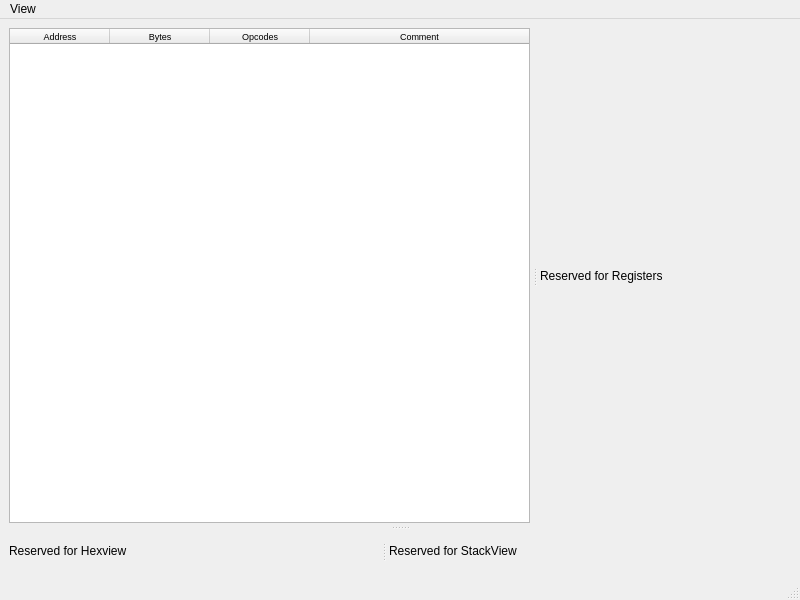
Old version of the form GUI/memoryviewerwindow.ui in the repository korcankaraokcu/PINCE.
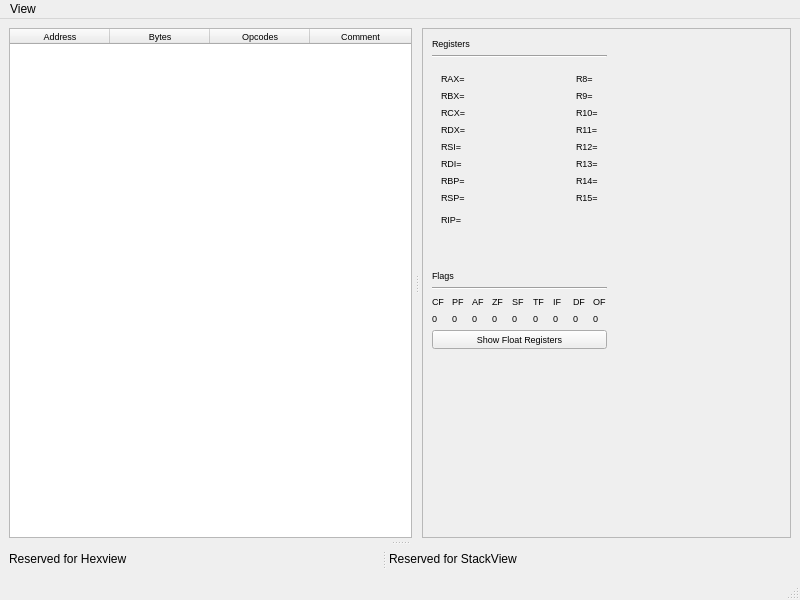
New version of the form. Custom widgets are drawn as their Qt base class.

```diff
--- a/GUI/memoryviewerwindow.ui
+++ b/GUI/memoryviewerwindow.ui
@@ -62,6 +62,9 @@
              <attribute name="horizontalHeaderStretchLastSection">
               <bool>true</bool>
              </attribute>
+             <attribute name="verticalHeaderVisible">
+              <bool>false</bool>
+             </attribute>
              <attribute name="verticalHeaderDefaultSectionSize">
               <number>15</number>
              </attribute>
@@ -95,10 +98,792 @@
          <widget class="QWidget" name="widget_Registers" native="true">
           <layout class="QGridLayout" name="gridLayout_4">
            <item row="0" column="0">
-            <widget class="QLabel" name="label_3">
-             <property name="text">
-              <string>Reserved for Registers</string>
+            <widget class="QScrollArea" name="scrollArea_Registers">
+             <property name="widgetResizable">
+              <bool>true</bool>
              </property>
+             <widget class="QWidget" name="scrollAreaWidgetContents_Registers">
+              <property name="geometry">
+               <rect>
+                <x>0</x>
+                <y>0</y>
+                <width>361</width>
+                <height>465</height>
+               </rect>
+              </property>
+              <layout class="QGridLayout" name="gridLayout_8">
+               <item row="0" column="0">
+                <layout class="QHBoxLayout" name="horizontalLayout_2">
+                 <item>
+                  <layout class="QVBoxLayout" name="verticalLayout_4">
+                   <item>
+                    <widget class="QLabel" name="label_3">
+                     <property name="font">
+                      <font>
+                       <pointsize>7</pointsize>
+                      </font>
+                     </property>
+                     <property name="text">
+                      <string>Registers</string>
+                     </property>
+                    </widget>
+                   </item>
+                   <item>
+                    <widget class="Line" name="line">
+                     <property name="orientation">
+                      <enum>Qt::Horizontal</enum>
+                     </property>
+                    </widget>
+                   </item>
+                   <item>
+                    <widget class="QStackedWidget" name="stackedWidget">
+                     <property name="maximumSize">
+                      <size>
+                       <width>16777215</width>
+                       <height>200</height>
+                      </size>
+                     </property>
+                     <property name="currentIndex">
+                      <number>0</number>
+                     </property>
+                     <widget class="QWidget" name="registers_64">
+                      <layout class="QGridLayout" name="gridLayout_7">
+                       <item row="0" column="0">
+                        <layout class="QVBoxLayout" name="verticalLayout_17">
+                         <item>
+                          <layout class="QHBoxLayout" name="horizontalLayout">
+                           <item>
+                            <layout class="QVBoxLayout" name="verticalLayout_16">
+                             <item>
+                              <widget class="QRegisterLabel" name="RAX">
+                               <property name="font">
+                                <font>
+                                 <pointsize>7</pointsize>
+                                </font>
+                               </property>
+                               <property name="text">
+                                <string>RAX=</string>
+                               </property>
+                              </widget>
+                             </item>
+                             <item>
+                              <widget class="QRegisterLabel" name="RBX">
+                               <property name="font">
+                                <font>
+                                 <pointsize>7</pointsize>
+                                </font>
+                               </property>
+                               <property name="text">
+                                <string>RBX=</string>
+                               </property>
+                              </widget>
+                             </item>
+                             <item>
+                              <widget class="QRegisterLabel" name="RCX">
+                               <property name="font">
+                                <font>
+                                 <pointsize>7</pointsize>
+                                </font>
+                               </property>
+                               <property name="text">
+                                <string>RCX=</string>
+                               </property>
+                              </widget>
+                             </item>
+                             <item>
+                              <widget class="QRegisterLabel" name="RDX">
+                               <property name="font">
+                                <font>
+                                 <pointsize>7</pointsize>
+                                </font>
+                               </property>
+                               <property name="text">
+                                <string>RDX=</string>
+                               </property>
+                              </widget>
+                             </item>
+                             <item>
+                              <widget class="QRegisterLabel" name="RSI">
+                               <property name="font">
+                                <font>
+                                 <pointsize>7</pointsize>
+                                </font>
+                               </property>
+                               <property name="text">
+                                <string>RSI=</string>
+                               </property>
+                              </widget>
+                             </item>
+                             <item>
+                              <widget class="QRegisterLabel" name="RDI">
+                               <property name="font">
+                                <font>
+                                 <pointsize>7</pointsize>
+                                </font>
+                               </property>
+                               <property name="text">
+                                <string>RDI=</string>
+                               </property>
+                              </widget>
+                             </item>
+                             <item>
+                              <widget class="QRegisterLabel" name="RBP">
+                               <property name="font">
+                                <font>
+                                 <pointsize>7</pointsize>
+                                </font>
+                               </property>
+                               <property name="text">
+                                <string>RBP=</string>
+                               </property>
+                              </widget>
+                             </item>
+                             <item>
+                              <widget class="QRegisterLabel" name="RSP">
+                               <property name="font">
+                                <font>
+                                 <pointsize>7</pointsize>
+                                </font>
+                               </property>
+                               <property name="text">
+                                <string>RSP=</string>
+                               </property>
+                              </widget>
+                             </item>
+                            </layout>
+                           </item>
+                           <item>
+                            <spacer name="horizontalSpacer_2">
+                             <property name="orientation">
+                              <enum>Qt::Horizontal</enum>
+                             </property>
+                             <property name="sizeHint" stdset="0">
+                              <size>
+                               <width>40</width>
+                               <height>20</height>
+                              </size>
+                             </property>
+                            </spacer>
+                           </item>
+                           <item>
+                            <layout class="QVBoxLayout" name="verticalLayout_3">
+                             <item>
+                              <widget class="QRegisterLabel" name="R8">
+                               <property name="font">
+                                <font>
+                                 <pointsize>7</pointsize>
+                                </font>
+                               </property>
+                               <property name="text">
+                                <string>R8=</string>
+                               </property>
+                              </widget>
+                             </item>
+                             <item>
+                              <widget class="QRegisterLabel" name="R9">
+                               <property name="font">
+                                <font>
+                                 <pointsize>7</pointsize>
+                                </font>
+                               </property>
+                               <property name="text">
+                                <string>R9=</string>
+                               </property>
+                              </widget>
+                             </item>
+                             <item>
+                              <widget class="QRegisterLabel" name="R10">
+                               <property name="font">
+                                <font>
+                                 <pointsize>7</pointsize>
+                                </font>
+                               </property>
+                               <property name="text">
+                                <string>R10=</string>
+                               </property>
+                              </widget>
+                             </item>
+                             <item>
+                              <widget class="QRegisterLabel" name="R11">
+                               <property name="font">
+                                <font>
+                                 <pointsize>7</pointsize>
+                                </font>
+                               </property>
+                               <property name="text">
+                                <string>R11=</string>
+                               </property>
+                              </widget>
+                             </item>
+                             <item>
+                              <widget class="QRegisterLabel" name="R12">
+                               <property name="font">
+                                <font>
+                                 <pointsize>7</pointsize>
+                                </font>
+                               </property>
+                               <property name="text">
+                                <string>R12=</string>
+                               </property>
+                              </widget>
+                             </item>
+                             <item>
+                              <widget class="QRegisterLabel" name="R13">
+                               <property name="font">
+                                <font>
+                                 <pointsize>7</pointsize>
+                                </font>
+                               </property>
+                               <property name="text">
+                                <string>R13=</string>
+                               </property>
+                              </widget>
+                             </item>
+                             <item>
+                              <widget class="QRegisterLabel" name="R14">
+                               <property name="font">
+                                <font>
+                                 <pointsize>7</pointsize>
+                                </font>
+                               </property>
+                               <property name="text">
+                                <string>R14=</string>
+                               </property>
+                              </widget>
+                             </item>
+                             <item>
+                              <widget class="QRegisterLabel" name="R15">
+                               <property name="font">
+                                <font>
+                                 <pointsize>7</pointsize>
+                                </font>
+                               </property>
+                               <property name="text">
+                                <string>R15=</string>
+                               </property>
+                              </widget>
+                             </item>
+                            </layout>
+                           </item>
+                          </layout>
+                         </item>
+                         <item>
+                          <layout class="QHBoxLayout" name="horizontalLayout_18">
+                           <item>
+                            <widget class="QRegisterLabel" name="RIP">
+                             <property name="font">
+                              <font>
+                               <pointsize>7</pointsize>
+                              </font>
+                             </property>
+                             <property name="text">
+                              <string>RIP=</string>
+                             </property>
+                            </widget>
+                           </item>
+                           <item>
+                            <spacer name="horizontalSpacer_19">
+                             <property name="orientation">
+                              <enum>Qt::Horizontal</enum>
+                             </property>
+                             <property name="sizeHint" stdset="0">
+                              <size>
+                               <width>40</width>
+                               <height>20</height>
+                              </size>
+                             </property>
+                            </spacer>
+                           </item>
+                          </layout>
+                         </item>
+                         <item>
+                          <spacer name="verticalSpacer">
+                           <property name="orientation">
+                            <enum>Qt::Vertical</enum>
+                           </property>
+                           <property name="sizeHint" stdset="0">
+                            <size>
+                             <width>20</width>
+                             <height>40</height>
+                            </size>
+                           </property>
+                          </spacer>
+                         </item>
+                        </layout>
+                       </item>
+                      </layout>
+                     </widget>
+                     <widget class="QWidget" name="registers_32">
+                      <layout class="QGridLayout" name="gridLayout_6">
+                       <item row="0" column="0">
+                        <layout class="QVBoxLayout" name="verticalLayout_14">
+                         <item>
+                          <layout class="QHBoxLayout" name="horizontalLayout_3">
+                           <item>
+                            <layout class="QVBoxLayout" name="verticalLayout_2">
+                             <item>
+                              <widget class="QRegisterLabel" name="EAX">
+                               <property name="font">
+                                <font>
+                                 <pointsize>7</pointsize>
+                                </font>
+                               </property>
+                               <property name="text">
+                                <string>EAX=</string>
+                               </property>
+                              </widget>
+                             </item>
+                             <item>
+                              <widget class="QRegisterLabel" name="EBX">
+                               <property name="font">
+                                <font>
+                                 <pointsize>7</pointsize>
+                                </font>
+                               </property>
+                               <property name="text">
+                                <string>EBX=</string>
+                               </property>
+                              </widget>
+                             </item>
+                             <item>
+                              <widget class="QRegisterLabel" name="ECX">
+                               <property name="font">
+                                <font>
+                                 <pointsize>7</pointsize>
+                                </font>
+                               </property>
+                               <property name="text">
+                                <string>ECX=</string>
+                               </property>
+                              </widget>
+                             </item>
+                             <item>
+                              <widget class="QRegisterLabel" name="EDX">
+                               <property name="font">
+                                <font>
+                                 <pointsize>7</pointsize>
+                                </font>
+                               </property>
+                               <property name="text">
+                                <string>EDX=</string>
+                               </property>
+                              </widget>
+                             </item>
+                             <item>
+                              <widget class="QRegisterLabel" name="ESI">
+                               <property name="font">
+                                <font>
+                                 <pointsize>7</pointsize>
+                                </font>
+                               </property>
+                               <property name="text">
+                                <string>ESI=</string>
+                               </property>
+                              </widget>
+                             </item>
+                             <item>
+                              <widget class="QRegisterLabel" name="EDI">
+                               <property name="font">
+                                <font>
+                                 <pointsize>7</pointsize>
+                                </font>
+                               </property>
+                               <property name="text">
+                                <string>EDI=</string>
+                               </property>
+                              </widget>
+                             </item>
+                             <item>
+                              <widget class="QRegisterLabel" name="EBP">
+                               <property name="font">
+                                <font>
+                                 <pointsize>7</pointsize>
+                                </font>
+                               </property>
+                               <property name="text">
+                                <string>EBP=</string>
+                               </property>
+                              </widget>
+                             </item>
+                             <item>
+                              <widget class="QRegisterLabel" name="ESP">
+                               <property name="font">
+                                <font>
+                                 <pointsize>7</pointsize>
+                                </font>
+                               </property>
+                               <property name="text">
+                                <string>ESP=</string>
+                               </property>
+                              </widget>
+                             </item>
+                             <item>
+                              <widget class="QRegisterLabel" name="EIP">
+                               <property name="font">
+                                <font>
+                                 <pointsize>7</pointsize>
+                                </font>
+                               </property>
+                               <property name="text">
+                                <string>EIP=</string>
+                               </property>
+                              </widget>
+                             </item>
+                            </layout>
+                           </item>
+                           <item>
+                            <spacer name="horizontalSpacer_10">
+                             <property name="orientation">
+                              <enum>Qt::Horizontal</enum>
+                             </property>
+                             <property name="sizeHint" stdset="0">
+                              <size>
+                               <width>40</width>
+                               <height>20</height>
+                              </size>
+                             </property>
+                            </spacer>
+                           </item>
+                          </layout>
+                         </item>
+                         <item>
+                          <spacer name="verticalSpacer_2">
+                           <property name="orientation">
+                            <enum>Qt::Vertical</enum>
+                           </property>
+                           <property name="sizeHint" stdset="0">
+                            <size>
+                             <width>156</width>
+                             <height>16</height>
+                            </size>
+                           </property>
+                          </spacer>
+                         </item>
+                        </layout>
+                       </item>
+                      </layout>
+                     </widget>
+                    </widget>
+                   </item>
+                   <item>
+                    <widget class="QLabel" name="label_29">
+                     <property name="font">
+                      <font>
+                       <pointsize>7</pointsize>
+                      </font>
+                     </property>
+                     <property name="text">
+                      <string>Flags</string>
+                     </property>
+                    </widget>
+                   </item>
+                   <item>
+                    <widget class="Line" name="line_2">
+                     <property name="orientation">
+                      <enum>Qt::Horizontal</enum>
+                     </property>
+                    </widget>
+                   </item>
+                   <item>
+                    <layout class="QHBoxLayout" name="horizontalLayout_21">
+                     <item>
+                      <layout class="QVBoxLayout" name="verticalLayout_5">
+                       <item>
+                        <widget class="QLabel" name="label_31">
+                         <property name="font">
+                          <font>
+                           <pointsize>7</pointsize>
+                          </font>
+                         </property>
+                         <property name="text">
+                          <string>CF</string>
+                         </property>
+                        </widget>
+                       </item>
+                       <item>
+                        <widget class="QFlagRegisterLabel" name="CF">
+                         <property name="font">
+                          <font>
+                           <pointsize>7</pointsize>
+                          </font>
+                         </property>
+                         <property name="text">
+                          <string>0</string>
+                         </property>
+                        </widget>
+                       </item>
+                      </layout>
+                     </item>
+                     <item>
+                      <layout class="QVBoxLayout" name="verticalLayout_6">
+                       <item>
+                        <widget class="QLabel" name="label_35">
+                         <property name="font">
+                          <font>
+                           <pointsize>7</pointsize>
+                          </font>
+                         </property>
+                         <property name="text">
+                          <string>PF</string>
+                         </property>
+                        </widget>
+                       </item>
+                       <item>
+                        <widget class="QFlagRegisterLabel" name="PF">
+                         <property name="font">
+                          <font>
+                           <pointsize>7</pointsize>
+                          </font>
+                         </property>
+                         <property name="text">
+                          <string>0</string>
+                         </property>
+                        </widget>
+                       </item>
+                      </layout>
+                     </item>
+                     <item>
+                      <layout class="QVBoxLayout" name="verticalLayout_7">
+                       <item>
+                        <widget class="QLabel" name="label_37">
+                         <property name="font">
+                          <font>
+                           <pointsize>7</pointsize>
+                          </font>
+                         </property>
+                         <property name="text">
+                          <string>AF</string>
+                         </property>
+                        </widget>
+                       </item>
+                       <item>
+                        <widget class="QFlagRegisterLabel" name="AF">
+                         <property name="font">
+                          <font>
+                           <pointsize>7</pointsize>
+                          </font>
+                         </property>
+                         <property name="text">
+                          <string>0</string>
+                         </property>
+                        </widget>
+                       </item>
+                      </layout>
+                     </item>
+                     <item>
+                      <layout class="QVBoxLayout" name="verticalLayout_8">
+                       <item>
+                        <widget class="QLabel" name="label_39">
+                         <property name="font">
+                          <font>
+                           <pointsize>7</pointsize>
+                          </font>
+                         </property>
+                         <property name="text">
+                          <string>ZF</string>
+                         </property>
+                        </widget>
+                       </item>
+                       <item>
+                        <widget class="QFlagRegisterLabel" name="ZF">
+                         <property name="font">
+                          <font>
+                           <pointsize>7</pointsize>
+                          </font>
+                         </property>
+                         <property name="text">
+                          <string>0</string>
+                         </property>
+                        </widget>
+                       </item>
+                      </layout>
+                     </item>
+                     <item>
+                      <layout class="QVBoxLayout" name="verticalLayout_9">
+                       <item>
+                        <widget class="QLabel" name="label_41">
+                         <property name="font">
+                          <font>
+                           <pointsize>7</pointsize>
+                          </font>
+                         </property>
+                         <property name="text">
+                          <string>SF</string>
+                         </property>
+                        </widget>
+                       </item>
+                       <item>
+                        <widget class="QFlagRegisterLabel" name="SF">
+                         <property name="font">
+                          <font>
+                           <pointsize>7</pointsize>
+                          </font>
+                         </property>
+                         <property name="text">
+                          <string>0</string>
+                         </property>
+                        </widget>
+                       </item>
+                      </layout>
+                     </item>
+                     <item>
+                      <layout class="QVBoxLayout" name="verticalLayout_10">
+                       <item>
+                        <widget class="QLabel" name="label_43">
+                         <property name="font">
+                          <font>
+                           <pointsize>7</pointsize>
+                          </font>
+                         </property>
+                         <property name="text">
+                          <string>TF</string>
+                         </property>
+                        </widget>
+                       </item>
+                       <item>
+                        <widget class="QFlagRegisterLabel" name="TF">
+                         <property name="font">
+                          <font>
+                           <pointsize>7</pointsize>
+                          </font>
+                         </property>
+                         <property name="text">
+                          <string>0</string>
+                         </property>
+                        </widget>
+                       </item>
+                      </layout>
+                     </item>
+                     <item>
+                      <layout class="QVBoxLayout" name="verticalLayout_11">
+                       <item>
+                        <widget class="QLabel" name="label_45">
+                         <property name="font">
+                          <font>
+                           <pointsize>7</pointsize>
+                          </font>
+                         </property>
+                         <property name="text">
+                          <string>IF</string>
+                         </property>
+                        </widget>
+                       </item>
+                       <item>
+                        <widget class="QFlagRegisterLabel" name="IF">
+                         <property name="font">
+                          <font>
+                           <pointsize>7</pointsize>
+                          </font>
+                         </property>
+                         <property name="text">
+                          <string>0</string>
+                         </property>
+                        </widget>
+                       </item>
+                      </layout>
+                     </item>
+                     <item>
+                      <layout class="QVBoxLayout" name="verticalLayout_12">
+                       <item>
+                        <widget class="QLabel" name="label_47">
+                         <property name="font">
+                          <font>
+                           <pointsize>7</pointsize>
+                          </font>
+                         </property>
+                         <property name="text">
+                          <string>DF</string>
+                         </property>
+                        </widget>
+                       </item>
+                       <item>
+                        <widget class="QFlagRegisterLabel" name="DF">
+                         <property name="font">
+                          <font>
+                           <pointsize>7</pointsize>
+                          </font>
+                         </property>
+                         <property name="text">
+                          <string>0</string>
+                         </property>
+                        </widget>
+                       </item>
+                      </layout>
+                     </item>
+                     <item>
+                      <layout class="QVBoxLayout" name="verticalLayout_13">
+                       <item>
+                        <widget class="QLabel" name="label_49">
+                         <property name="font">
+                          <font>
+                           <pointsize>7</pointsize>
+                          </font>
+                         </property>
+                         <property name="text">
+                          <string>OF</string>
+                         </property>
+                        </widget>
+                       </item>
+                       <item>
+                        <widget class="QFlagRegisterLabel" name="OF">
+                         <property name="font">
+                          <font>
+                           <pointsize>7</pointsize>
+                          </font>
+                         </property>
+                         <property name="text">
+                          <string>0</string>
+                         </property>
+                        </widget>
+                       </item>
+                      </layout>
+                     </item>
+                    </layout>
+                   </item>
+                   <item>
+                    <widget class="QPushButton" name="pushButton">
+                     <property name="font">
+                      <font>
+                       <pointsize>7</pointsize>
+                      </font>
+                     </property>
+                     <property name="text">
+                      <string>Show Float Registers</string>
+                     </property>
+                    </widget>
+                   </item>
+                   <item>
+                    <spacer name="verticalSpacer_3">
+                     <property name="orientation">
+                      <enum>Qt::Vertical</enum>
+                     </property>
+                     <property name="sizeHint" stdset="0">
+                      <size>
+                       <width>20</width>
+                       <height>40</height>
+                      </size>
+                     </property>
+                    </spacer>
+                   </item>
+                  </layout>
+                 </item>
+                 <item>
+                  <spacer name="horizontalSpacer_21">
+                   <property name="orientation">
+                    <enum>Qt::Horizontal</enum>
+                   </property>
+                   <property name="sizeHint" stdset="0">
+                    <size>
+                     <width>40</width>
+                     <height>20</height>
+                    </size>
+                   </property>
+                  </spacer>
+                 </item>
+                </layout>
+               </item>
+              </layout>
+             </widget>
             </widget>
            </item>
           </layout>
@@ -164,6 +949,18 @@
    </property>
   </action>
  </widget>
+ <customwidgets>
+  <customwidget>
+   <class>QRegisterLabel</class>
+   <extends>QLabel</extends>
+   <header location="global">GUI.CustomLabels.registerlabel</header>
+  </customwidget>
+  <customwidget>
+   <class>QFlagRegisterLabel</class>
+   <extends>QLabel</extends>
+   <header location="global">GUI.CustomLabels.flagregisterlabel</header>
+  </customwidget>
+ </customwidgets>
  <resources/>
  <connections/>
 </ui>
```
Left out of the diff: 6 changed lines with no effect on the pictures.
